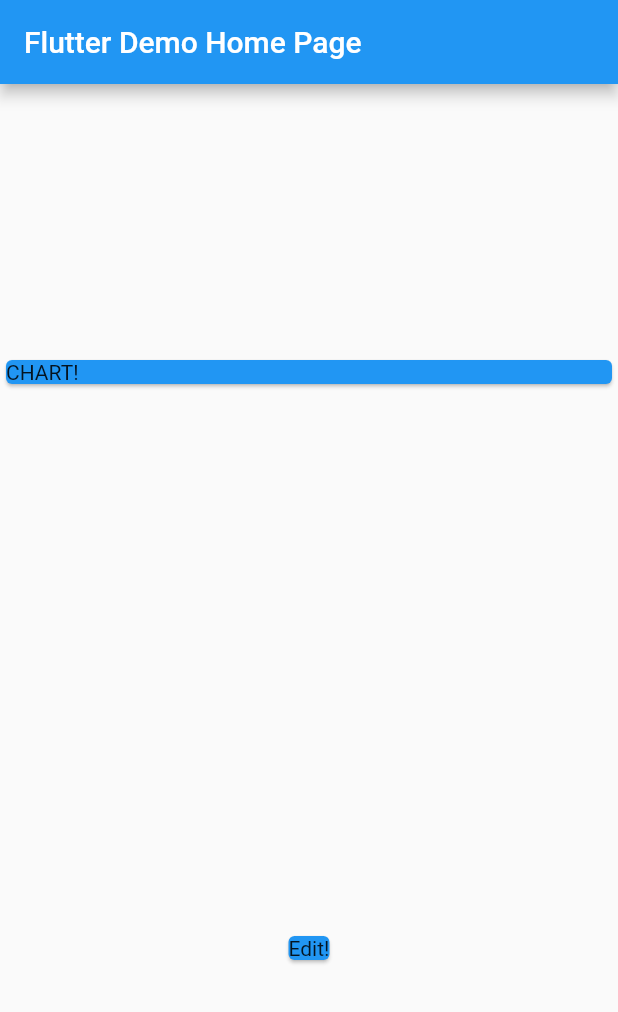
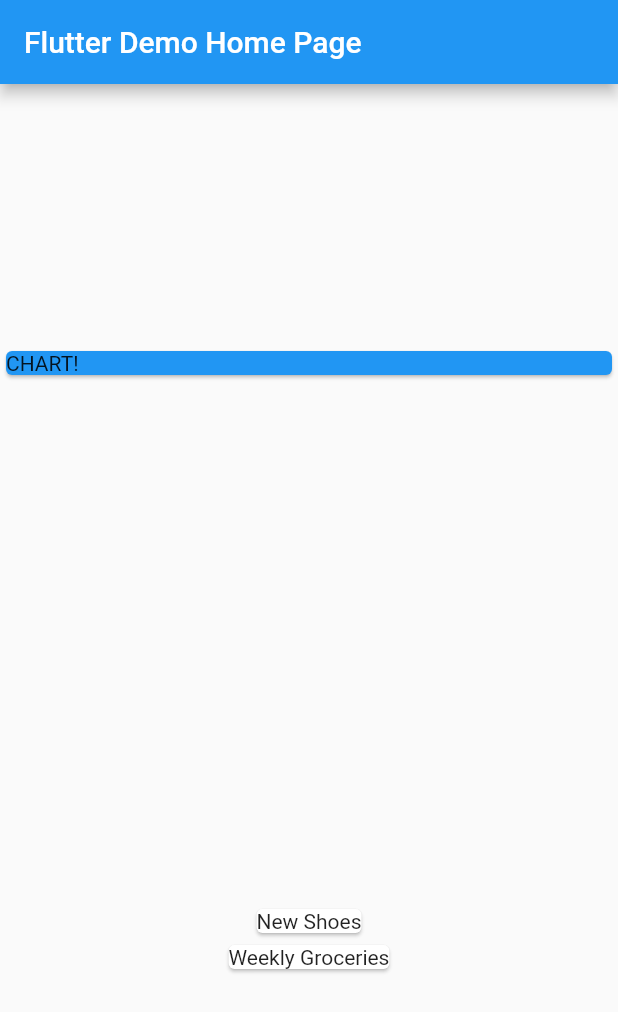
Before and after one commit to dinkelaker/flutter-expense-planner, a Flutter app: the screen it shows after launch, on a phone screen of 412 x 824 dp. Shown: the top 1012 px of the screen. Run offline on Flutter 3.47's test engine with Material 2 defaults, Android fonts, the phone set to English and light mode, and no system bars.

Commit message:
Simple Transactions

```diff
--- a/lib/main.dart
+++ b/lib/main.dart
@@ -1,3 +1,4 @@
+import 'package:expense_planner/transaction.dart';
 import 'package:flutter/material.dart';
 
 void main() => runApp(MyApp());
@@ -44,18 +45,15 @@ class MyHomePage extends StatefulWidget {
 }
 
 class _MyHomePageState extends State<MyHomePage> {
-  int _counter = 0;
-
-  void _incrementCounter() {
-    setState(() {
-      // This call to setState tells the Flutter framework that something has
-      // changed in this State, which causes it to rerun the build method below
-      // so that the display can reflect the updated values. If we changed
-      // _counter without calling setState(), then the build method would not be
-      // called again, and so nothing would appear to happen.
-      _counter++;
-    });
-  }
+  final List<Transaction> transactions = [
+    Transaction(
+        id: 't1', title: 'New Shoes', amount: 69.99, date: DateTime.now()),
+    Transaction(
+        id: 't2',
+        title: 'Weekly Groceries',
+        amount: 16.53,
+        date: DateTime.now()),
+  ];
 
   @override
   Widget build(BuildContext context) {
@@ -71,10 +69,9 @@ class _MyHomePageState extends State<MyHomePage> {
         // the App.build method, and use it to set our appbar title.
         title: Text(widget.title),
       ),
-      body:
-        Column(
+      body: Column(
         mainAxisAlignment: MainAxisAlignment.spaceAround,
-          children:<Widget>[
+        children: <Widget>[
           Container(
             width: double.infinity,
             child: Card(
@@ -82,8 +79,8 @@ class _MyHomePageState extends State<MyHomePage> {
               child: Text('CHART!'),
             ),
           ),
-            Card(color: Colors.blue,
-                child: Text('Edit!'),
+          Column(
+            children: transactions.map((tx) => Card(child: Text(tx.title))).toList(),
           ),
         ],
       ),
--- /dev/null
+++ b/lib/transaction.dart
@@ -0,0 +1,15 @@
+import 'package:flutter/foundation.dart';
+
+class Transaction {
+  final String id;
+  final String title;
+  final double amount;
+  final DateTime date;
+
+  Transaction({
+    @required this.id,
+    @required this.title,
+    @required this.amount,
+    @required this.date}
+  );
+}
```
Lines whose indentation alone changed are shown as unchanged.
